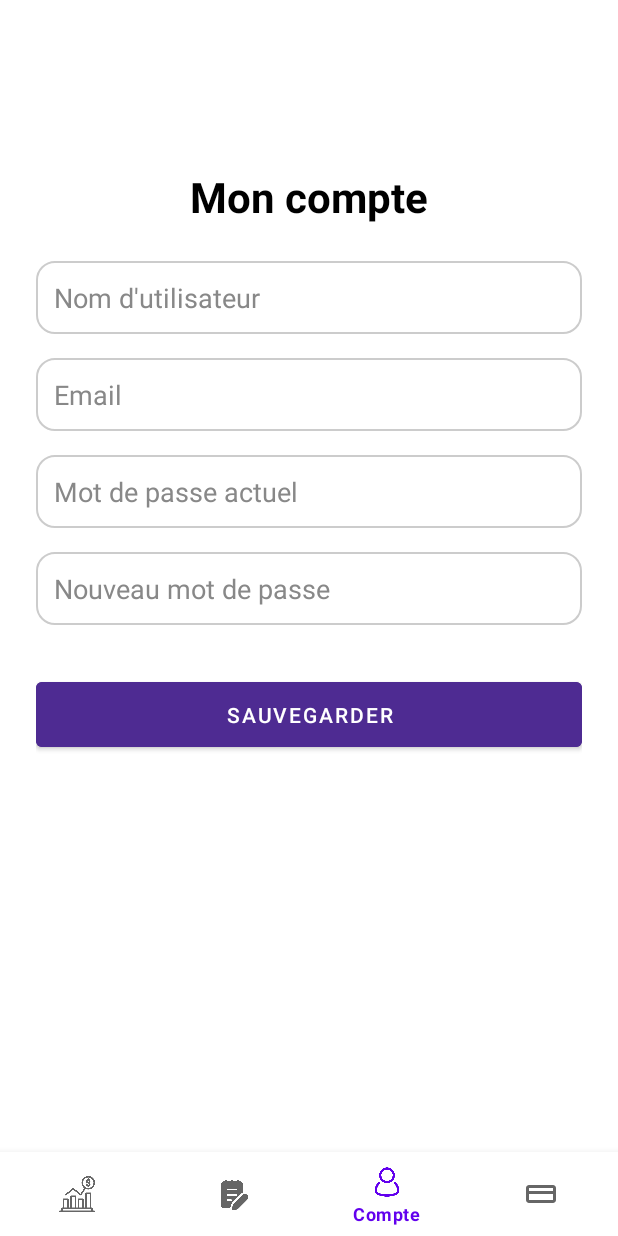
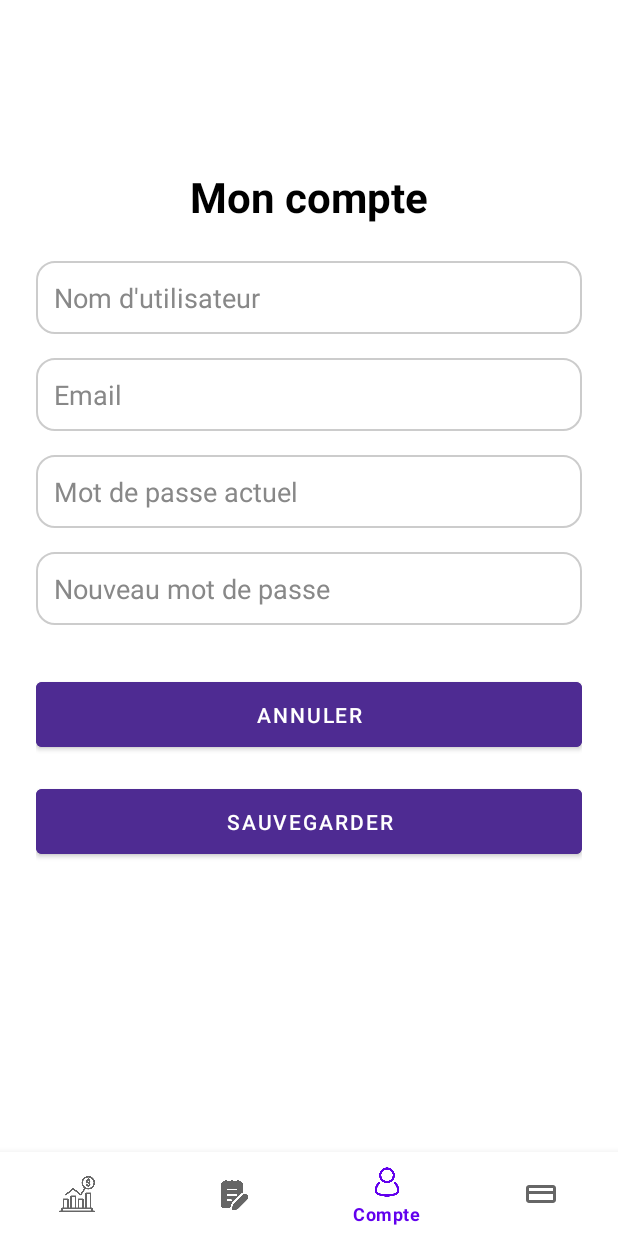
Before and after one commit to Mathias-Gh/CoinTrace, an Android app: the ModifyAccountFragment screen opened through its navigation route, on a phone screen of 412 x 824 dp. Run offline under Robolectric (Android 15) with nearby library versions, the phone set to English and light mode, and no system bars; our stand-ins replace navigation-ui; 1 statement that could not run was skipped.

Commit message:
amélioration front compte, modif compte, detail crypto

```diff
--- a/app/src/main/java/com/example/cointrace/ui/FavoritesActivity.kt
+++ b/app/src/main/java/com/example/cointrace/ui/FavoritesActivity.kt
@@ -3,6 +3,7 @@ package com.example.cointrace.ui
 import android.content.SharedPreferences
 import android.os.Bundle
 import android.widget.ArrayAdapter
+import android.widget.Button
 import android.widget.ListView
 import android.widget.Toast
 import androidx.appcompat.app.AppCompatActivity
@@ -25,6 +26,11 @@ class FavoritesActivity : AppCompatActivity() {
 
         // Récupérer les noms des cryptos favorites
         val favoriteCryptos = getFavoriteCryptos()
+
+        val backButton = findViewById<Button>(R.id.backButton)
+        backButton.setOnClickListener {
+            finish() // Ferme l'activité et revient en arrière
+        }
 
         // Si aucune crypto favorite n'est trouvée, afficher un message
         if (favoriteCryptos.isEmpty()) {
--- a/app/src/main/java/com/example/cointrace/ui/compte/ModifyAccountFragment.kt
+++ b/app/src/main/java/com/example/cointrace/ui/compte/ModifyAccountFragment.kt
@@ -5,9 +5,11 @@ import android.os.Bundle
 import android.view.LayoutInflater
 import android.view.View
 import android.view.ViewGroup
+import android.widget.Button
 import android.widget.Toast
 import androidx.fragment.app.Fragment
 import com.example.cointrace.DatabaseHelper
+import com.example.cointrace.R
 import com.example.cointrace.databinding.FragmentModifyAccountBinding
 
 class ModifyAccountFragment : Fragment() {
@@ -25,6 +27,10 @@ class ModifyAccountFragment : Fragment() {
     ): View {
         _binding = FragmentModifyAccountBinding.inflate(inflater, container, false)
         databaseHelper = DatabaseHelper(requireContext())
+
+        binding.cancelButton.setOnClickListener {
+            requireActivity().onBackPressedDispatcher.onBackPressed()
+        }
 
         val sharedPreferences = requireContext().getSharedPreferences("user_prefs", Context.MODE_PRIVATE)
         userId = sharedPreferences.getLong("user_id", -1)
--- a/app/src/main/res/layout/fragment_modify_account.xml
+++ b/app/src/main/res/layout/fragment_modify_account.xml
@@ -1,3 +1,4 @@
+<?xml version="1.0" encoding="utf-8"?>
 <androidx.constraintlayout.widget.ConstraintLayout xmlns:android="http://schemas.android.com/apk/res/android"
     xmlns:app="http://schemas.android.com/apk/res-auto"
     xmlns:tools="http://schemas.android.com/tools"
@@ -74,17 +75,32 @@
         app:layout_constraintEnd_toEndOf="parent"
         android:layout_marginTop="16dp" />
 
+    <!-- Bouton Annuler -->
+    <Button
+        android:id="@+id/cancelButton"
+        android:layout_width="0dp"
+        android:layout_height="wrap_content"
+        android:text="Annuler"
+        android:textColor="@android:color/white"
+        android:backgroundTint="#4E2B92"
+        android:padding="12dp"
+        android:layout_marginTop="32dp"
+        app:layout_constraintTop_toBottomOf="@id/newPasswordEditText"
+        app:layout_constraintStart_toStartOf="parent"
+        app:layout_constraintEnd_toEndOf="parent" />
+
+    <!-- Bouton Sauvegarder -->
     <Button
         android:id="@+id/saveButton"
         android:layout_width="0dp"
         android:layout_height="wrap_content"
-        android:layout_marginTop="32dp"
+        android:layout_marginTop="16dp"
         android:backgroundTint="#4E2B92"
         android:padding="12dp"
         android:text="Sauvegarder"
         android:textColor="@android:color/white"
-        app:layout_constraintEnd_toEndOf="parent"
+        app:layout_constraintTop_toBottomOf="@id/cancelButton"
         app:layout_constraintStart_toStartOf="parent"
-        app:layout_constraintTop_toBottomOf="@id/newPasswordEditText" />
+        app:layout_constraintEnd_toEndOf="parent" />
 
 </androidx.constraintlayout.widget.ConstraintLayout>
```
Also changed, not shown: app/src/main/res/layout/activity_crypto_detail.xml (+33 -34 lines), app/src/main/res/layout/activity_favorites.xml (+20 -5 lines), app/src/main/res/layout/fragment_compte.xml (+22 -6 lines).
